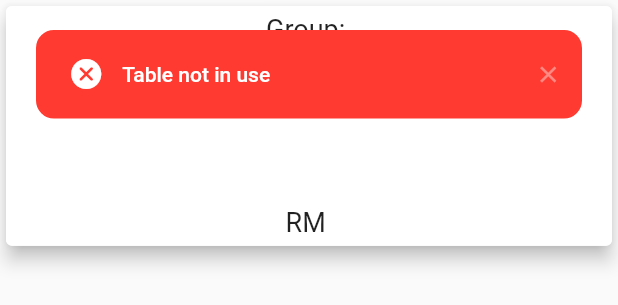
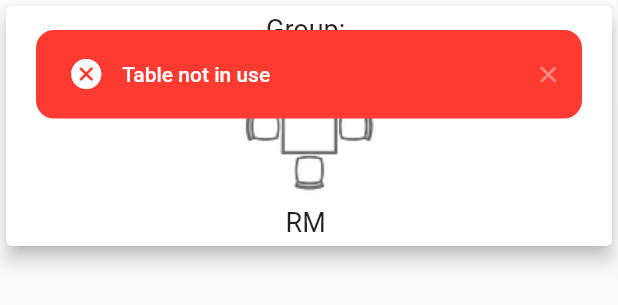
Before and after one commit to tkygcw/pos_second, a Flutter app: the _TableCard widget shown alone on an empty page, opened directly with empty values, after a tap on "Group:", on a phone screen of 412 x 824 dp. Shown: the top 305 px of the screen. Run offline on Flutter 3.47's test engine with Material 3 defaults, Android fonts, the phone set to English and light mode, and no system bars; drawn by our look-alikes of toastification; our stand-ins replace assets_audio_player, connectivity_plus, dropdown_button2, flutter_login, fluttertoast, internet_connection_checker and 9 more; missing offline and left inert: collapsible_sidebar, confirm_dialog, custom_pin_screen, dart:ffi, flutter_usb_printer, gms_check and 7 more; accounts and stored records are empty; network calls fail.

Commit message:
05/05/2025 - 1.0.30+33 - takeaway/ delivery promo/tax/charge json failed to update - table icon set to 4 pax

```diff
--- a/lib/fragment/table/table_view.dart
+++ b/lib/fragment/table/table_view.dart
@@ -204,28 +204,10 @@ class _TableCard extends StatelessWidget {
                   ),
                 ),
               ),
-              posTable.seats == '2'
-                  ?
-              Container(
-                alignment: Alignment.center,
-                child: Image.asset("drawable/two-seat.jpg"),
-              )
-                  :
-              posTable.seats == '4'
-                  ?
               Container(
                   alignment: Alignment.center,
                   child: Image.asset("drawable/four-seat.jpg")
-              )
-                  :
-              posTable.seats == '6'
-                  ?
-              Container(
-                  alignment: Alignment.center,
-                  child: Image.asset("drawable/six-seat.jpg")
-              )
-                  :
-              Container(),
+              ),
               // Ink.image(
               //   image: tableList[index].seats == '2'
               //       ? FileImage(File('data/user/0/com.example.pos_system/files/assets/img/two-seat.jpg'))
```
